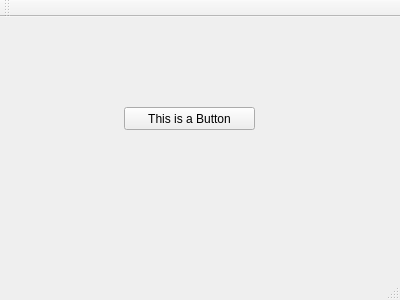
Above: mainwindow.ui from R-Sandler/PI-ICR-GUI before the change. Below: the same form after it.
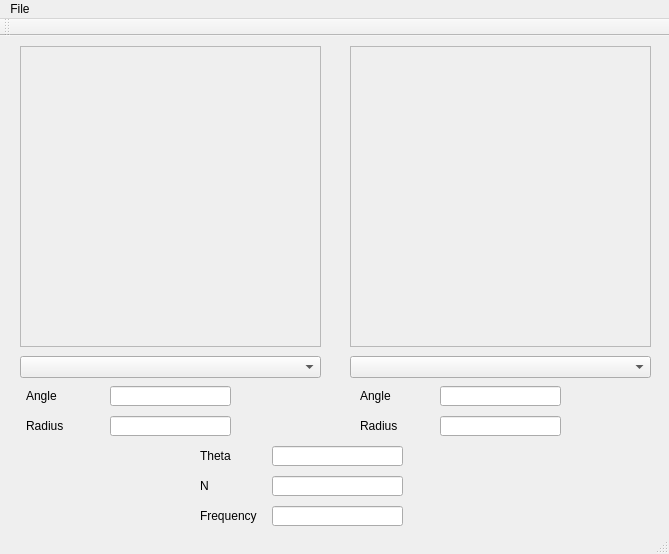
That is the form after the change.

Patch:
```diff
--- a/mainwindow.ui
+++ b/mainwindow.ui
@@ -6,25 +6,225 @@
    <rect>
     <x>0</x>
     <y>0</y>
-    <width>400</width>
-    <height>300</height>
+    <width>669</width>
+    <height>554</height>
    </rect>
   </property>
   <property name="windowTitle">
    <string>MainWindow</string>
   </property>
   <widget class="QWidget" name="centralWidget">
-   <widget class="QPushButton" name="pushButton">
+   <widget class="QFrame" name="frame">
     <property name="geometry">
      <rect>
-      <x>124</x>
-      <y>90</y>
+      <x>20</x>
+      <y>10</y>
+      <width>301</width>
+      <height>301</height>
+     </rect>
+    </property>
+    <property name="frameShape">
+     <enum>QFrame::StyledPanel</enum>
+    </property>
+    <property name="frameShadow">
+     <enum>QFrame::Raised</enum>
+    </property>
+   </widget>
+   <widget class="QFrame" name="frame_2">
+    <property name="geometry">
+     <rect>
+      <x>350</x>
+      <y>10</y>
+      <width>301</width>
+      <height>301</height>
+     </rect>
+    </property>
+    <property name="frameShape">
+     <enum>QFrame::StyledPanel</enum>
+    </property>
+    <property name="frameShadow">
+     <enum>QFrame::Raised</enum>
+    </property>
+   </widget>
+   <widget class="QComboBox" name="refClusterSelect">
+    <property name="geometry">
+     <rect>
+      <x>20</x>
+      <y>320</y>
+      <width>301</width>
+      <height>22</height>
+     </rect>
+    </property>
+   </widget>
+   <widget class="QComboBox" name="measClusterSelect">
+    <property name="geometry">
+     <rect>
+      <x>350</x>
+      <y>320</y>
+      <width>301</width>
+      <height>22</height>
+     </rect>
+    </property>
+   </widget>
+   <widget class="QLineEdit" name="refPhi">
+    <property name="geometry">
+     <rect>
+      <x>110</x>
+      <y>350</y>
+      <width>121</width>
+      <height>20</height>
+     </rect>
+    </property>
+   </widget>
+   <widget class="QLineEdit" name="measPhi">
+    <property name="geometry">
+     <rect>
+      <x>440</x>
+      <y>350</y>
+      <width>121</width>
+      <height>20</height>
+     </rect>
+    </property>
+   </widget>
+   <widget class="QLabel" name="label">
+    <property name="geometry">
+     <rect>
+      <x>26</x>
+      <y>350</y>
+      <width>71</width>
+      <height>20</height>
+     </rect>
+    </property>
+    <property name="text">
+     <string>Angle</string>
+    </property>
+   </widget>
+   <widget class="QLabel" name="label_2">
+    <property name="geometry">
+     <rect>
+      <x>360</x>
+      <y>350</y>
+      <width>71</width>
+      <height>20</height>
+     </rect>
+    </property>
+    <property name="text">
+     <string>Angle</string>
+    </property>
+   </widget>
+   <widget class="QLineEdit" name="refRadius">
+    <property name="geometry">
+     <rect>
+      <x>110</x>
+      <y>380</y>
+      <width>121</width>
+      <height>20</height>
+     </rect>
+    </property>
+   </widget>
+   <widget class="QLineEdit" name="measRadius">
+    <property name="geometry">
+     <rect>
+      <x>440</x>
+      <y>380</y>
+      <width>121</width>
+      <height>20</height>
+     </rect>
+    </property>
+   </widget>
+   <widget class="QLabel" name="label_3">
+    <property name="geometry">
+     <rect>
+      <x>26</x>
+      <y>380</y>
+      <width>71</width>
+      <height>20</height>
+     </rect>
+    </property>
+    <property name="text">
+     <string>Radius</string>
+    </property>
+   </widget>
+   <widget class="QLabel" name="label_4">
+    <property name="geometry">
+     <rect>
+      <x>360</x>
+      <y>380</y>
+      <width>71</width>
+      <height>20</height>
+     </rect>
+    </property>
+    <property name="text">
+     <string>Radius</string>
+    </property>
+   </widget>
+   <widget class="QLineEdit" name="Theta">
+    <property name="geometry">
+     <rect>
+      <x>272</x>
+      <y>410</y>
       <width>131</width>
-      <height>23</height>
+      <height>20</height>
      </rect>
     </property>
+   </widget>
+   <widget class="QLineEdit" name="N">
+    <property name="geometry">
+     <rect>
+      <x>272</x>
+      <y>440</y>
+      <width>131</width>
+      <height>20</height>
+     </rect>
+    </property>
+   </widget>
+   <widget class="QLineEdit" name="Frequency">
+    <property name="geometry">
+     <rect>
+      <x>272</x>
+      <y>470</y>
+      <width>131</width>
+      <height>20</height>
+     </rect>
+    </property>
+   </widget>
+   <widget class="QLabel" name="label_5">
+    <property name="geometry">
+     <rect>
+      <x>200</x>
+      <y>410</y>
+      <width>71</width>
+      <height>20</height>
+     </rect>
+    </property>
     <property name="text">
-     <string>This is a Button</string>
+     <string>Theta</string>
+    </property>
+   </widget>
+   <widget class="QLabel" name="label_6">
+    <property name="geometry">
+     <rect>
+      <x>200</x>
+      <y>440</y>
+      <width>71</width>
+      <height>20</height>
+     </rect>
+    </property>
+    <property name="text">
+     <string>N</string>
+    </property>
+   </widget>
+   <widget class="QLabel" name="label_7">
+    <property name="geometry">
+     <rect>
+      <x>200</x>
+      <y>470</y>
+      <width>71</width>
+      <height>20</height>
+     </rect>
+    </property>
+    <property name="text">
+     <string>Frequency</string>
     </property>
    </widget>
   </widget>
@@ -33,10 +233,18 @@
     <rect>
      <x>0</x>
      <y>0</y>
-     <width>400</width>
+     <width>669</width>
      <height>21</height>
     </rect>
    </property>
+   <widget class="QMenu" name="menuFile">
+    <property name="title">
+     <string>File</string>
+    </property>
+    <addaction name="actionLoad_New_Reference"/>
+    <addaction name="actionLoad_New_Measurement"/>
+   </widget>
+   <addaction name="menuFile"/>
   </widget>
   <widget class="QToolBar" name="mainToolBar">
    <attribute name="toolBarArea">
```
Left out of the diff: 10 changed lines with no effect on the pictures.
